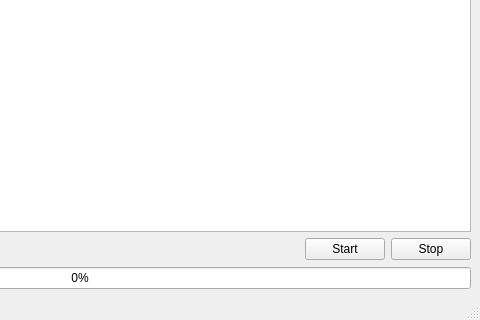
Qt form assets/ui/mainwindow.ui (fuzzy69/site-alive-checker) before a commit; both pictures show x 320 to 800 and y 280 to 600 of the 800 by 600 pixel window.
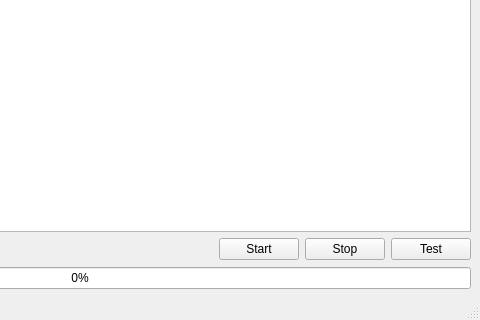
The same form after that commit. Icons and pictures are not drawn.

```diff
--- a/assets/ui/mainwindow.ui
+++ b/assets/ui/mainwindow.ui
@@ -94,6 +94,13 @@
         </property>
        </widget>
       </item>
+      <item>
+       <widget class="QPushButton" name="buttonTest">
+        <property name="text">
+         <string>Test</string>
+        </property>
+       </widget>
+      </item>
      </layout>
     </item>
     <item>
```
